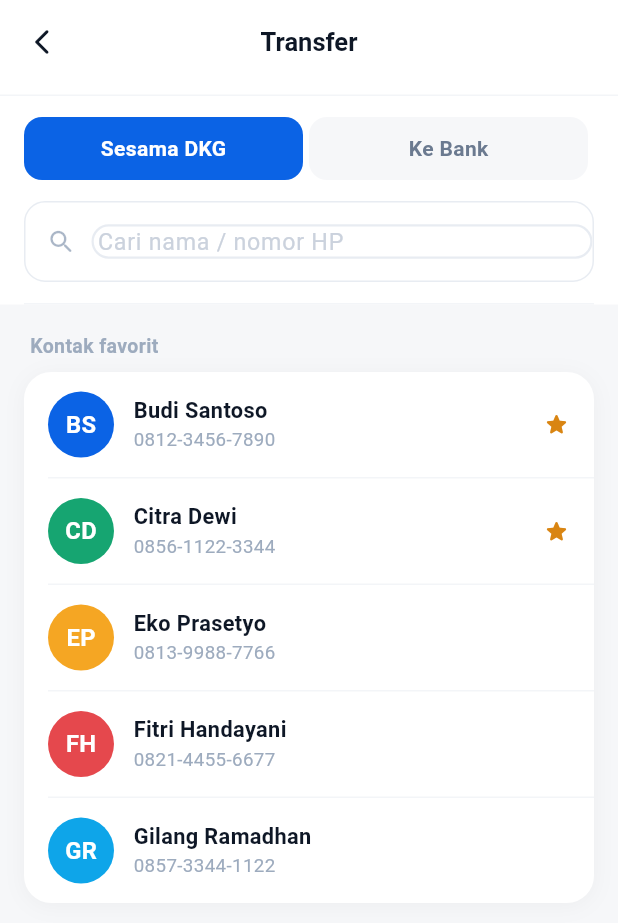
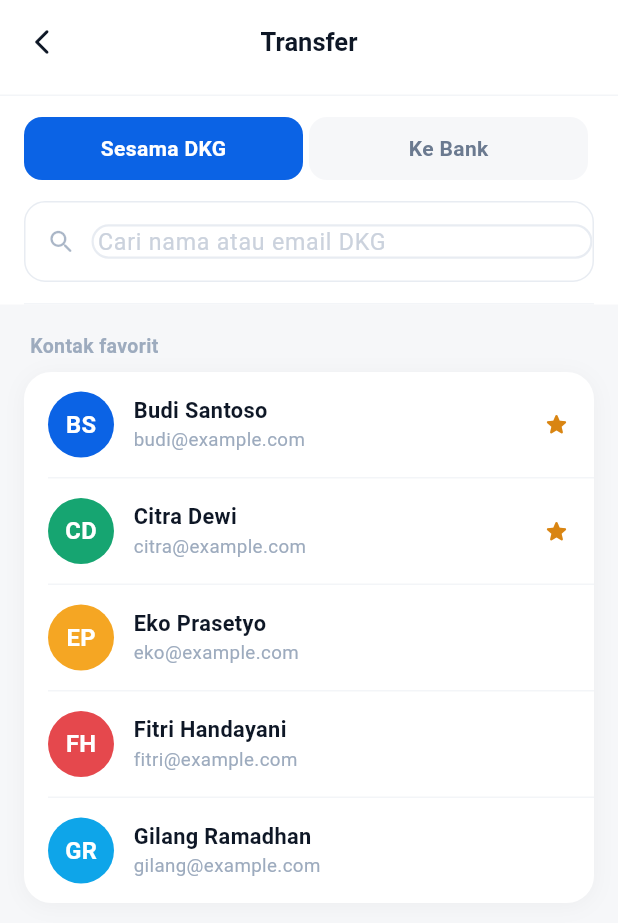
Before and after one commit to leovern123/dompet_kampus_uas, a Flutter app: the TransferPage screen opened by its route, on a phone screen of 412 x 824 dp. Shown: the top 923 px of the screen. Run offline on Flutter 3.47's test engine with Material 3 defaults, Android fonts, the phone set to English and light mode, and no system bars; our stand-ins replace app_links, dio, equatable, firebase_auth, firebase_core, flutter_bloc and 5 more; missing offline and left inert: mobile_scanner; accounts and stored records are empty; Roboto replaces fonts that are missing (PlusJakartaSans).

Commit message:
fix: ganti nomor HP kontak DKG ke format email, tambah pencarian by email

```diff
--- a/lib/presentation/pages/transfer/transfer_page.dart
+++ b/lib/presentation/pages/transfer/transfer_page.dart
@@ -7,11 +7,11 @@ import '../../widgets/app_top_bar.dart';
 import '../../widgets/feature_icon.dart';
 
 const _contacts = [
-  {'id': '1', 'name': 'Budi Santoso', 'sub': '0812-3456-7890', 'fav': true},
-  {'id': '2', 'name': 'Citra Dewi', 'sub': '0856-1122-3344', 'fav': true},
-  {'id': '3', 'name': 'Eko Prasetyo', 'sub': '0813-9988-7766', 'fav': false},
-  {'id': '4', 'name': 'Fitri Handayani', 'sub': '0821-4455-6677', 'fav': false},
-  {'id': '5', 'name': 'Gilang Ramadhan', 'sub': '0857-3344-1122', 'fav': false},
+  {'id': '1', 'name': 'Budi Santoso', 'sub': 'budi@example.com', 'fav': true},
+  {'id': '2', 'name': 'Citra Dewi', 'sub': 'citra@example.com', 'fav': true},
+  {'id': '3', 'name': 'Eko Prasetyo', 'sub': 'eko@example.com', 'fav': false},
+  {'id': '4', 'name': 'Fitri Handayani', 'sub': 'fitri@example.com', 'fav': false},
+  {'id': '5', 'name': 'Gilang Ramadhan', 'sub': 'gilang@example.com', 'fav': false},
 ];
 
 const _banks = [
@@ -74,7 +74,7 @@ class _TransferPageState extends State<TransferPage> {
                 AppField(
                   value: _q,
                   onChanged: (v) => setState(() => _q = v),
-                  placeholder: _tab == 'dkg' ? 'Cari nama / nomor HP' : 'Cari bank',
+                  placeholder: _tab == 'dkg' ? 'Cari nama atau email DKG' : 'Cari bank',
                   prefixIcon: const Icon(Icons.search_rounded, size: 20),
                 ),
                 const SizedBox(height: 14),
@@ -95,7 +95,8 @@ class _TransferPageState extends State<TransferPage> {
 
   Widget _buildContacts() {
     final filtered = _contacts.where((c) =>
-        (c['name'] as String).toLowerCase().contains(_q.toLowerCase())).toList();
+        (c['name'] as String).toLowerCase().contains(_q.toLowerCase()) ||
+        (c['sub'] as String).toLowerCase().contains(_q.toLowerCase())).toList();
 
     return Column(
       crossAxisAlignment: CrossAxisAlignment.start,
```
